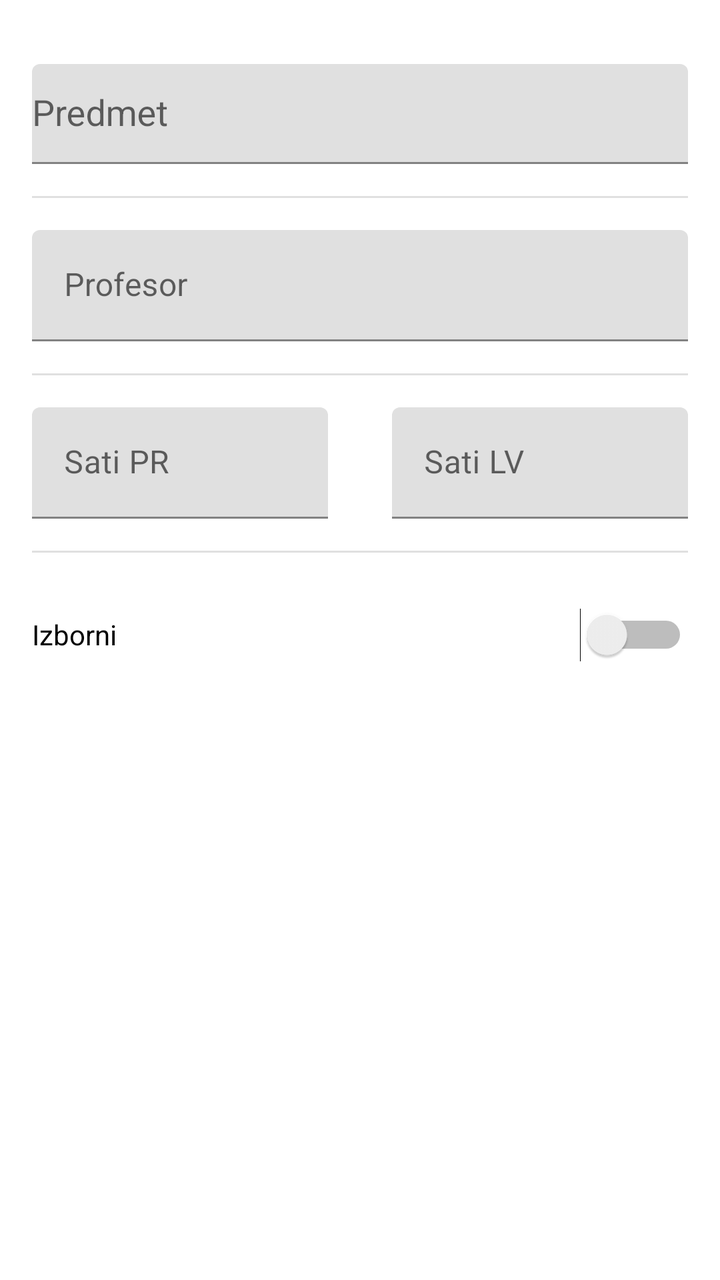
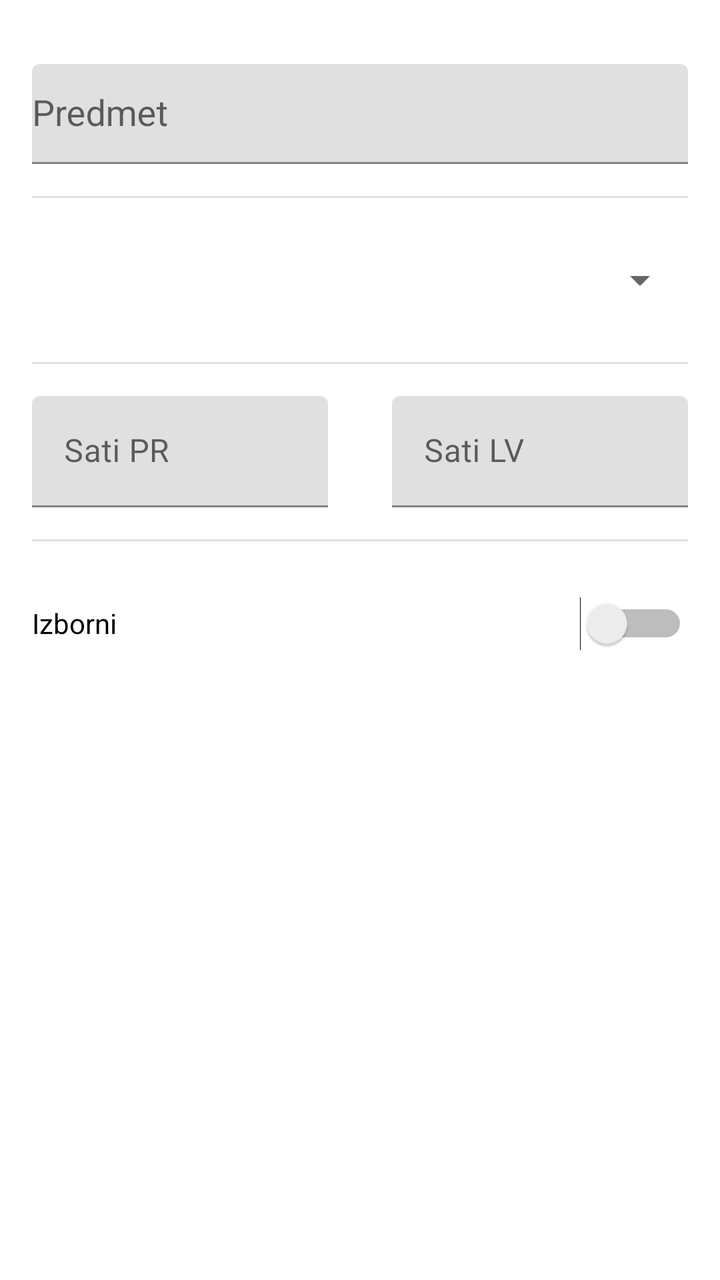

Before-and-after screenshots of an Android layout around one commit, followed by the original layout XML and the change that was made.
<!-- AndroidManifest.xml: application theme Theme.MC_LV1 -->
<!-- res/layout/fragment_student_info.xml -->
<?xml version="1.0" encoding="utf-8"?>
<androidx.constraintlayout.widget.ConstraintLayout xmlns:android="http://schemas.android.com/apk/res/android"
    xmlns:app="http://schemas.android.com/apk/res-auto"
    xmlns:tools="http://schemas.android.com/tools"
    android:layout_width="match_parent"
    android:layout_height="match_parent"
    tools:context=".StudentInfoFragment">


    <com.google.android.material.textfield.TextInputLayout
        android:id="@+id/layoutPredmet"
        android:layout_width="0dp"
        android:layout_height="wrap_content"
        android:layout_marginStart="16dp"
        android:layout_marginTop="32dp"
        android:layout_marginEnd="16dp"
        app:layout_constraintEnd_toEndOf="parent"
        app:layout_constraintStart_toStartOf="parent"
        app:layout_constraintTop_toTopOf="parent">

        <AutoCompleteTextView
            android:id="@+id/autoPredmet"
            android:layout_width="match_parent"
            android:layout_height="50dp"
            android:hint="@string/hintPredmet" />
    </com.google.android.material.textfield.TextInputLayout>

    <View
        android:id="@+id/divider"
        android:layout_width="0dp"
        android:layout_height="1dp"
        android:layout_marginStart="16dp"
        android:layout_marginTop="16dp"
        android:layout_marginEnd="16dp"
        android:background="?android:attr/listDivider"
        app:layout_constraintEnd_toEndOf="parent"
        app:layout_constraintStart_toStartOf="parent"
        app:layout_constraintTop_toBottomOf="@+id/layoutPredmet" />

    <com.google.android.material.textfield.TextInputLayout
        android:id="@+id/layoutProfesor"
        android:layout_width="0dp"
        android:layout_height="wrap_content"
        android:layout_marginStart="16dp"
        android:layout_marginTop="16dp"
        android:layout_marginEnd="16dp"
        app:layout_constraintEnd_toEndOf="parent"
        app:layout_constraintStart_toStartOf="parent"
        app:layout_constraintTop_toBottomOf="@+id/divider">

        <com.google.android.material.textfield.TextInputEditText
            android:id="@+id/unosProfesor"
            android:layout_width="match_parent"
            android:layout_height="wrap_content"
            android:hint="@string/hintProfesor" />
    </com.google.android.material.textfield.TextInputLayout>

    <View
        android:id="@+id/divider3"
        android:layout_width="0dp"
        android:layout_height="1dp"
        android:layout_marginStart="16dp"
        android:layout_marginTop="16dp"
        android:layout_marginEnd="16dp"
        android:background="?android:attr/listDivider"
        app:layout_constraintEnd_toEndOf="parent"
        app:layout_constraintStart_toStartOf="parent"
        app:layout_constraintTop_toBottomOf="@+id/layoutProfesor" />

    <com.google.android.material.textfield.TextInputLayout
        android:id="@+id/layoutSatiPR"
        android:layout_width="0dp"
        android:layout_height="wrap_content"
        android:layout_marginStart="16dp"
        android:layout_marginTop="16dp"
        android:layout_marginEnd="16dp"
        app:layout_constraintEnd_toStartOf="@+id/layoutSatiLV"
        app:layout_constraintStart_toStartOf="parent"
        app:layout_constraintTop_toBottomOf="@+id/divider3">

        <com.google.android.material.textfield.TextInputEditText
            android:id="@+id/unosSatiPR"
            android:layout_width="match_parent"
            android:layout_height="wrap_content"
            android:hint="@string/hintPR" />
    </com.google.android.material.textfield.TextInputLayout>

    <com.google.android.material.textfield.TextInputLayout
        android:id="@+id/layoutSatiLV"
        android:layout_width="0dp"
        android:layout_height="wrap_content"
        android:layout_marginStart="16dp"
        android:layout_marginEnd="16dp"
        app:layout_constraintBaseline_toBaselineOf="@+id/layoutSatiPR"
        app:layout_constraintEnd_toEndOf="parent"
        app:layout_constraintStart_toEndOf="@+id/layoutSatiPR">

        <com.google.android.material.textfield.TextInputEditText
            android:id="@+id/unosSatiLV"
            android:layout_width="match_parent"
            android:layout_height="wrap_content"
            android:hint="@string/hintLV" />
    </com.google.android.material.textfield.TextInputLayout>

    <View
        android:id="@+id/divider4"
        android:layout_width="0dp"
        android:layout_height="1dp"
        android:layout_marginStart="16dp"
        android:layout_marginTop="16dp"
        android:layout_marginEnd="16dp"
        android:background="?android:attr/listDivider"
        app:layout_constraintEnd_toEndOf="parent"
        app:layout_constraintStart_toStartOf="parent"
        app:layout_constraintTop_toBottomOf="@+id/layoutSatiPR" />

    <Switch
        android:id="@+id/switchIzborni"
        android:layout_width="0dp"
        android:layout_height="50dp"
        android:layout_marginStart="16dp"
        android:layout_marginTop="16dp"
        android:layout_marginEnd="16dp"
        android:text="@string/izborni"
        app:layout_constraintEnd_toEndOf="parent"
        app:layout_constraintStart_toStartOf="parent"
        app:layout_constraintTop_toBottomOf="@+id/divider4" />
</androidx.constraintlayout.widget.ConstraintLayout>
<!-- resources referenced by this layout -->
<resources>
  <string name="hintLV">Sati LV</string>
  <string name="hintPR">Sati PR</string>
  <string name="hintPredmet">Predmet</string>
  <string name="hintProfesor">Profesor</string>
  <string name="izborni">Izborni</string>
  <style name="Theme.MC_LV1" parent="Theme.MaterialComponents.DayNight.DarkActionBar">
          
          <item name="colorPrimary">@color/purple_500</item>
          <item name="colorPrimaryVariant">@color/purple_700</item>
          <item name="colorOnPrimary">@color/white</item>
          
          <item name="colorSecondary">@color/teal_200</item>
          <item name="colorSecondaryVariant">@color/teal_700</item>
          <item name="colorOnSecondary">@color/black</item>
          
          <item name="android:statusBarColor">?attr/colorPrimaryVariant</item>
          
      </style>
  <color name="purple_500">#FF6200EE</color>
  <color name="purple_700">#FF3700B3</color>
  <color name="white">#FFFFFFFF</color>
  <color name="teal_200">#FF03DAC5</color>
  <color name="teal_700">#FF018786</color>
  <color name="black">#FF000000</color>
</resources>

<!-- the commit's change to res/layout/fragment_student_info.xml (unified diff, before → after) -->
@@ -37,23 +37,17 @@
         app:layout_constraintStart_toStartOf="parent"
         app:layout_constraintTop_toBottomOf="@+id/layoutPredmet" />
 
-    <com.google.android.material.textfield.TextInputLayout
-        android:id="@+id/layoutProfesor"
+    <Spinner
+        android:id="@+id/spinnerProfesor"
         android:layout_width="0dp"
-        android:layout_height="wrap_content"
+        android:layout_height="50dp"
         android:layout_marginStart="16dp"
         android:layout_marginTop="16dp"
         android:layout_marginEnd="16dp"
         app:layout_constraintEnd_toEndOf="parent"
         app:layout_constraintStart_toStartOf="parent"
-        app:layout_constraintTop_toBottomOf="@+id/divider">
+        app:layout_constraintTop_toBottomOf="@+id/divider"/>
 
-        <com.google.android.material.textfield.TextInputEditText
-            android:id="@+id/unosProfesor"
-            android:layout_width="match_parent"
-            android:layout_height="wrap_content"
-            android:hint="@string/hintProfesor" />
-    </com.google.android.material.textfield.TextInputLayout>
 
     <View
         android:id="@+id/divider3"
@@ -65,7 +59,7 @@
         android:background="?android:attr/listDivider"
         app:layout_constraintEnd_toEndOf="parent"
         app:layout_constraintStart_toStartOf="parent"
-        app:layout_constraintTop_toBottomOf="@+id/layoutProfesor" />
+        app:layout_constraintTop_toBottomOf="@+id/spinnerProfesor" />
 
     <com.google.android.material.textfield.TextInputLayout
         android:id="@+id/layoutSatiPR"
<!-- resource entries referenced after the edit -->
@@ -3,7 +3,6 @@
   <string name="hintLV">Sati LV</string>
   <string name="hintPR">Sati PR</string>
   <string name="hintPredmet">Predmet</string>
-  <string name="hintProfesor">Profesor</string>
   <string name="izborni">Izborni</string>
   <style name="Theme.MC_LV1" parent="Theme.MaterialComponents.DayNight.DarkActionBar">
           
